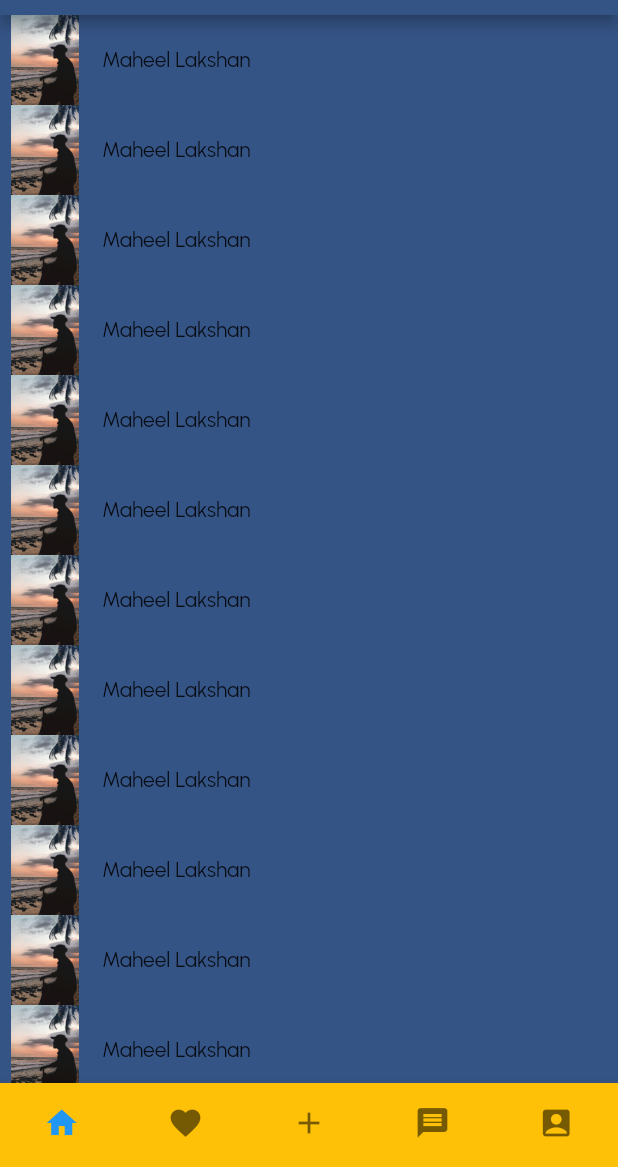
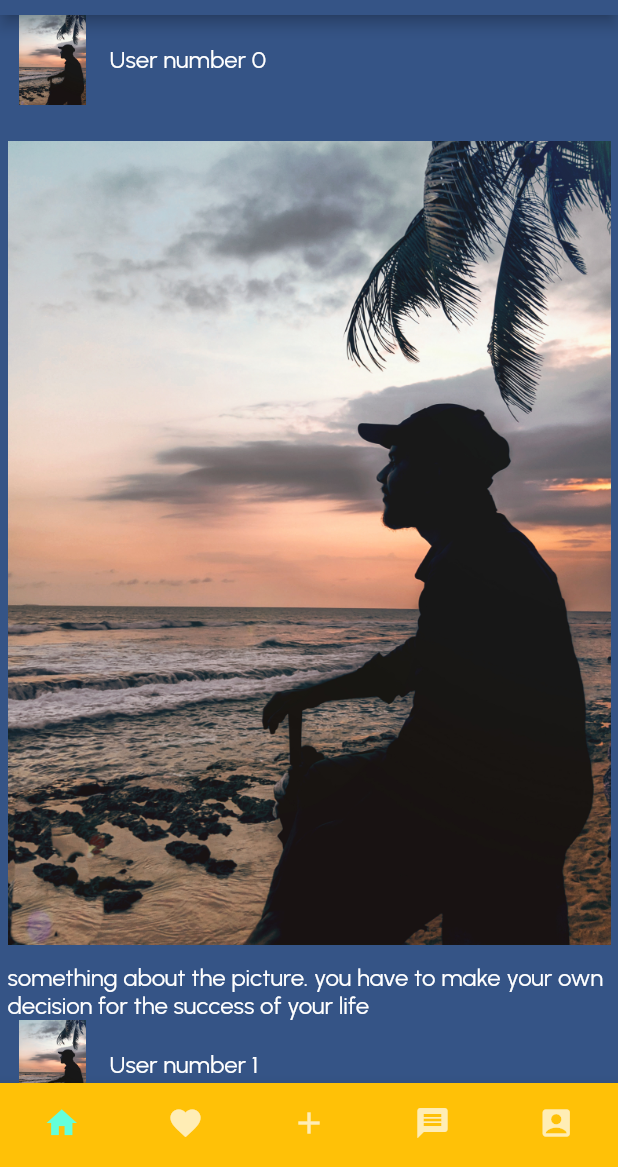
Before and after one commit to MaheelLakshan/social_media, a Flutter app: the screen it shows after launch, after a tap on "Log in", on a phone screen of 412 x 824 dp, the part 69-1236 px from its top. Run offline on Flutter 3.47's test engine with Material 2 defaults, Android fonts, the phone set to English and light mode, and no system bars.

Commit message:
change mock user from and list view

```diff
--- /dev/null
+++ b/social_media/lib/components/post_item.dart
@@ -0,0 +1,47 @@
+import 'package:flutter/material.dart';
+import 'package:social_media/styles/app_text.dart';
+
+class PostItem extends StatelessWidget {
+  final String user;
+  const PostItem({super.key, required this.user});
+
+  @override
+  Widget build(BuildContext context) {
+    return Padding(
+      padding: const EdgeInsets.symmetric(horizontal: 5),
+      child: Column(
+        children: [
+          Row(
+            children: [
+              Image.asset(
+                'asserts/temp/Final.jpg',
+                width: 60,
+                height: 60,
+              ),
+              const SizedBox(
+                width: 8,
+              ),
+              Text(
+                user,
+                style: AppText.subtitle3,
+              ),
+            ],
+          ),
+          const SizedBox(
+            height: 24,
+          ),
+          Image.asset(
+            'asserts/temp/Final.jpg',
+          ),
+          const SizedBox(
+            height: 12,
+          ),
+          const Text(
+            "something about the picture. you have to make your own decision for the success of your life",
+            style: AppText.subtitle3,
+          )
+        ],
+      ),
+    );
+  }
+}
--- a/social_media/lib/main.dart
+++ b/social_media/lib/main.dart
@@ -15,12 +15,14 @@ class MyApp extends StatelessWidget {
   Widget build(BuildContext context) {
     return MaterialApp(
       theme: ThemeData(
-          fontFamily: 'Urbanist',
-          scaffoldBackgroundColor: AppColors.backgroundColor),
+        fontFamily: 'Urbanist',
+        scaffoldBackgroundColor: AppColors.backgroundColor,
+        brightness: Brightness.dark,
+      ),
       initialRoute: '/',
       routes: {
         '/': (context) => const LoginPage(),
-        '/home': (context) => const HomePage(),
+        '/home': (context) => HomePage(),
         '/main': (context) => const MainPage(),
       },
     );
--- a/social_media/lib/pages/home_page.dart
+++ b/social_media/lib/pages/home_page.dart
@@ -1,11 +1,16 @@
 import 'package:flutter/material.dart';
+import 'package:social_media/components/post_item.dart';
 import 'package:social_media/styles/app_colors.dart';
+import 'package:social_media/styles/app_text.dart';
 
 class HomePage extends StatelessWidget {
-  const HomePage({super.key});
+  HomePage({super.key});
+
+  List<String> users = [];
 
   @override
   Widget build(BuildContext context) {
+    mockUsersFromServer();
     return Scaffold(
         appBar: AppBar(
           backgroundColor: AppColors.backgroundColor,
@@ -15,33 +20,16 @@ class HomePage extends StatelessWidget {
             Icon(Icons.location_on_outlined),
           ],
         ),
-      body: ListView(
-        children: mockUsersFromServer(),
-      ),
+        body: ListView.builder(itemBuilder: (context, index) {
+          return PostItem(
+            user: users[index],
           );
+        }));
   }
 
-  Widget _userItem() {
-    return Row(
-      children: [
-        Image.asset(
-          'asserts/temp/Final.jpg',
-          width: 60,
-          height: 60,
-        ),
-        const SizedBox(
-          width: 8,
-        ),
-        const Text('Maheel Lakshan'),
-      ],
-    );
-  }
-
-  List<Widget> mockUsersFromServer() {
-    List<Widget> users = [];
+  mockUsersFromServer() {
     for (var i = 0; i < 100; i++) {
-      users.add(_userItem());
-    }
-    return users;
+      users.add('User number $i');
     }
   }
+}
--- a/social_media/lib/pages/main_page.dart
+++ b/social_media/lib/pages/main_page.dart
@@ -54,7 +54,7 @@ class _MainPageState extends State<MainPage> {
     );
   }
 
-  final pages = const [
+  final pages = [
     HomePage(),
     Center(child: const Text('Favorite')),
     Center(child: const Text('Add Post')),
--- /dev/null
+++ b/social_media/lib/styles/app_text.dart
@@ -0,0 +1,36 @@
+import 'package:flutter/material.dart';
+
+class AppText {
+  static const header1 = TextStyle(
+    fontSize: 24,
+    fontWeight: FontWeight.w900,
+  );
+
+  static const header2 = TextStyle(
+    fontSize: 24,
+    fontWeight: FontWeight.w600,
+  );
+  static const subtitle1 = TextStyle(
+    fontSize: 16,
+    fontWeight: FontWeight.w600,
+  );
+
+  static const subtitle2 = TextStyle(
+    fontSize: 16,
+    fontWeight: FontWeight.w500,
+  );
+
+  static const subtitle3 = TextStyle(
+    fontSize: 16,
+    fontWeight: FontWeight.w400,
+  );
+  static const body1 = TextStyle(
+    fontSize: 14,
+    fontWeight: FontWeight.w500,
+  );
+
+  static const body2 = TextStyle(
+    fontSize: 14,
+    fontWeight: FontWeight.w400,
+  );
+}
```
Lines whose indentation alone changed are shown as unchanged.
